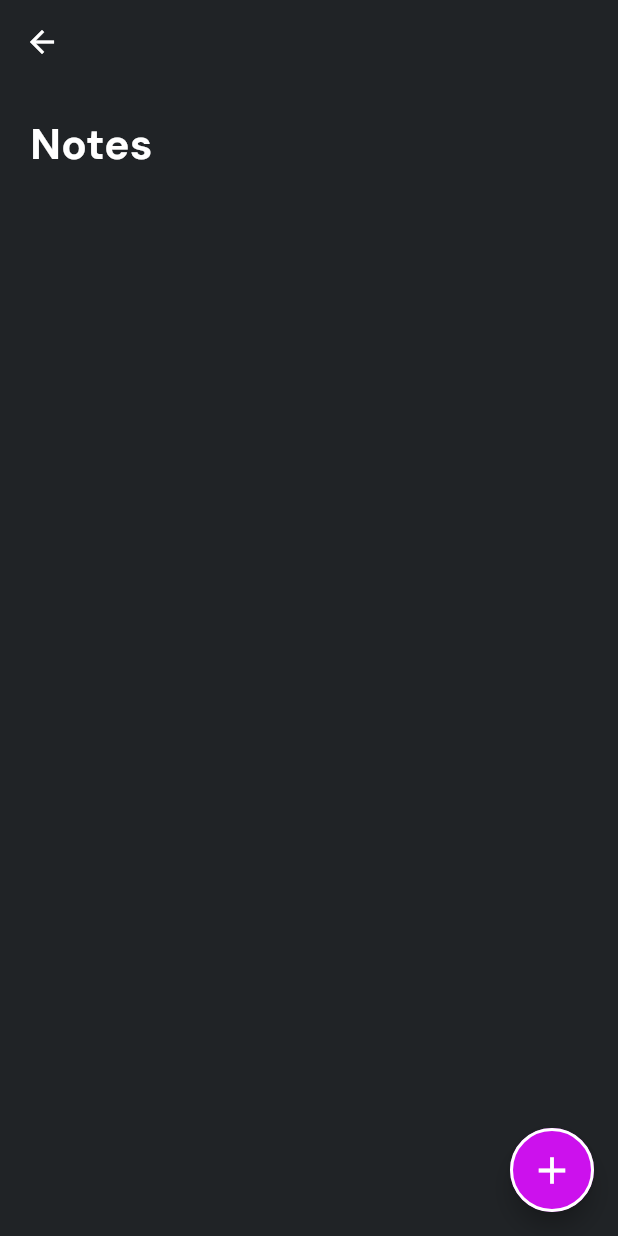
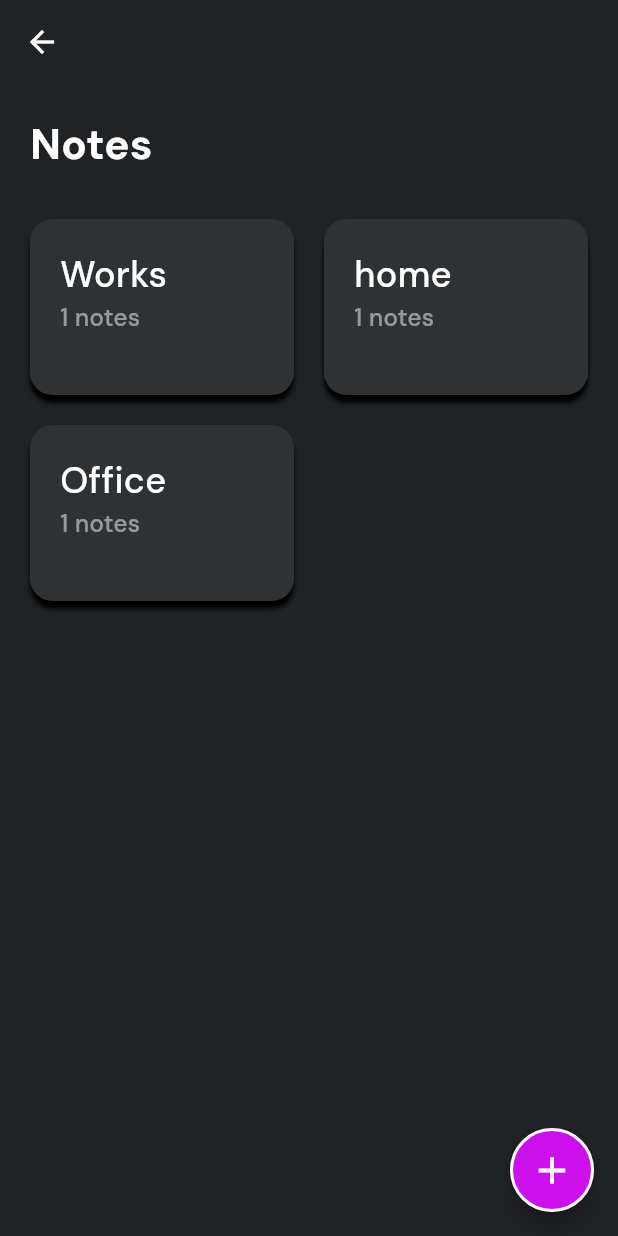
Before and after one commit to cmadhushan-dev/Notes_Spehere, a Flutter app: the NotesPage screen opened by its route, on a phone screen of 412 x 824 dp. Run offline on Flutter 3.47's test engine with Material 3 defaults, Android fonts, the phone set to English and light mode, and no system bars; our stand-ins replace go_router, google_fonts, hive_flutter; accounts and stored records are empty.

Commit message:
suscfully initlazed the delete and edit note from the local storge using the hive

```diff
--- a/lib/pages/notes_page.dart
+++ b/lib/pages/notes_page.dart
@@ -4,6 +4,7 @@ import 'package:dp_notes_spehere_08/utitlites/colors.dart';
 import 'package:dp_notes_spehere_08/utitlites/constnat.dart';
 import 'package:dp_notes_spehere_08/utitlites/router.dart';
 import 'package:dp_notes_spehere_08/utitlites/text_styles.dart';
+import 'package:dp_notes_spehere_08/widgets/notes_card.dart';
 import 'package:flutter/material.dart';
 
 class NotesPage extends StatefulWidget {
@@ -36,7 +37,7 @@ class _NotesPageState extends State<NotesPage> {
   //load the notes
   Future<void> _loadNotesFromTheServiceClass() async {
     final List<NoteModel> lodedNotes = await noteService.loadNotes();
-    final Map<String, List<NoteModel>> notesByCategory = await noteService
+    final Map<String, List<NoteModel>> notesByCategory = noteService
         .getNotesByCategoryMap(lodedNotes);
     setState(() {
       allNotes = lodedNotes;
@@ -77,7 +78,49 @@ class _NotesPageState extends State<NotesPage> {
         padding: const EdgeInsets.all(AppConstant.kDefaultPadding),
         child: Column(
           crossAxisAlignment: CrossAxisAlignment.start,
-          children: [Text('Notes', style: AppTextStyles.appTitle)],
+          children: [
+            Text('Notes', style: AppTextStyles.appTitle),
+            const SizedBox(height: 30),
+            allNotes.isEmpty
+                ? SizedBox(
+                    height: MediaQuery.of(context).size.height * 0.5,
+                    child: Center(
+                      child: Text(
+                        "No Notes are availble please click the plus button to add a new note",
+                        style: AppTextStyles.appDescriptionSmall,
+                      ),
+                    ),
+                  )
+                : GridView.builder(
+                    itemCount: notesWithCategory.length,
+                    shrinkWrap: true,
+                    physics: const NeverScrollableScrollPhysics(),
+                    gridDelegate:
+                        const SliverGridDelegateWithFixedCrossAxisCount(
+                          crossAxisCount: 2,
+                          crossAxisSpacing: AppConstant.kDefaultPadding,
+                          childAspectRatio: 6 / 4,
+                          mainAxisSpacing: AppConstant.kDefaultPadding,
+                        ),
+                    itemBuilder: (context, index) {
+                      return InkWell(
+                        onTap: () {
+                          //go to the notes by category page
+                          AppRouter.routers.push(
+                            '/notebycategory',
+                            extra: notesWithCategory.keys.elementAt(index),
+                          );
+                        },
+                        child: NotesCard(
+                          noteCategory: notesWithCategory.keys.elementAt(index),
+                          numberOfNotes: notesWithCategory.values
+                              .elementAt(index)
+                              .length,
+                        ),
+                      );
+                    },
+                  ),
+          ],
         ),
       ),
     );
--- a/lib/services/note_services.dart
+++ b/lib/services/note_services.dart
@@ -1,4 +1,5 @@
 import 'package:dp_notes_spehere_08/models/note_model.dart';
+import 'package:flutter/material.dart';
 import 'package:hive_flutter/adapters.dart';
 import 'package:uuid/uuid.dart';
 
@@ -15,14 +16,14 @@ class NoteServices {
     NoteModel(
       id: const Uuid().v4(),
       title: 'Grocessry',
-      category: 'home needs',
+      category: 'home',
       content: 'sugaar,clone favours,milk poweder',
       date: DateTime.now(),
     ),
     NoteModel(
       id: const Uuid().v4(),
       title: 'Office',
-      category: 'Office works',
+      category: 'Office',
       content: 'Audit repoort reading,salary sheets reviewing',
       date: DateTime.now(),
     ),
@@ -66,4 +67,47 @@ class NoteServices {
     }
     return noteByCategory;
   }
+
+  //method to get accroding to the category
+  Future<List<NoteModel>> getNotesByCategoryName(String categoryName) async {
+    //get all notes
+    final dynamic allNotes = await _myNotesBook.get('notes');
+    final List<NoteModel> notes = [];
+    for (final note in allNotes) {
+      if (note.category == categoryName) {
+        notes.add(note);
+      }
+    }
+    return notes;
+  }
+
+  //method to update or edit note
+  Future<void> updatenote(NoteModel notesForEdit) async {
+    try {
+      final dynamic allNotes = await _myNotesBook.get('notes');
+      //get the index of updating note
+      final int index = allNotes.indexWhere(
+        (element) => element.id == element.id,
+      );
+
+      allNotes[index] = notesForEdit;
+      await _myNotesBook.put('notes', allNotes);
+    } catch (er) {
+      print(er.toString());
+    }
+  }
+
+  //method to delete note
+  Future<void> deleteNote(String noteId) async {
+    try {
+      //get all notes
+      final dynamic allNotes = await _myNotesBook.get('notes');
+      //read the element id and remove note
+      allNotes.removeWhere((element) => element.id == noteId);
+      //store updated notes
+      await _myNotesBook.put('notes', allNotes);
+    } catch (error) {
+      print(error.toString());
+    }
+  }
 }
--- a/lib/utitlites/router.dart
+++ b/lib/utitlites/router.dart
@@ -1,4 +1,5 @@
 import 'package:dp_notes_spehere_08/pages/home_page.dart';
+import 'package:dp_notes_spehere_08/pages/notes_by_category.dart';
 import 'package:dp_notes_spehere_08/pages/notes_page.dart';
 import 'package:dp_notes_spehere_08/pages/todo_page.dart';
 import 'package:flutter/widgets.dart';
@@ -33,6 +34,14 @@ class AppRouter {
           return const NotesPage();
         },
       ),
+      //view notes ny category
+      GoRoute(
+        path: '/notebycategory',
+        builder: (context, state) {
+          final String category = state.extra as String;
+          return NotesByCategory(category: category);
+        },
+      ),
     ],
   );
 }
--- /dev/null
+++ b/lib/widgets/notes_card.dart
@@ -0,0 +1,41 @@
+import 'package:dp_notes_spehere_08/utitlites/colors.dart';
+import 'package:dp_notes_spehere_08/utitlites/constnat.dart';
+import 'package:dp_notes_spehere_08/utitlites/text_styles.dart';
+import 'package:flutter/material.dart';
+
+class NotesCard extends StatelessWidget {
+  final String noteCategory;
+  final int numberOfNotes;
+  const NotesCard({
+    super.key,
+    required this.noteCategory,
+    required this.numberOfNotes,
+  });
+
+  @override
+  Widget build(BuildContext context) {
+    return Container(
+      padding: EdgeInsets.all(AppConstant.kDefaultPadding),
+      decoration: BoxDecoration(
+        color: AppColors.kCardColor,
+        borderRadius: BorderRadius.circular(15),
+        boxShadow: [
+          BoxShadow(color: Colors.black, blurRadius: 2, offset: Offset(0, 5)),
+        ],
+      ),
+      child: Column(
+        crossAxisAlignment: CrossAxisAlignment.start,
+        children: [
+          Text(noteCategory, style: AppTextStyles.appSubtitle),
+          Text(
+            "$numberOfNotes notes",
+            style: AppTextStyles.appBody.copyWith(
+              fontWeight: FontWeight.w500,
+              color: AppColors.kWhiteColor.withOpacity(0.5),
+            ),
+          ),
+        ],
+      ),
+    );
+  }
+}
```
Also changed, not shown: lib/pages/notes_by_category.dart (added, +94 -0 lines), lib/widgets/note_catergory_card.dart (added, +76 -0 lines).
